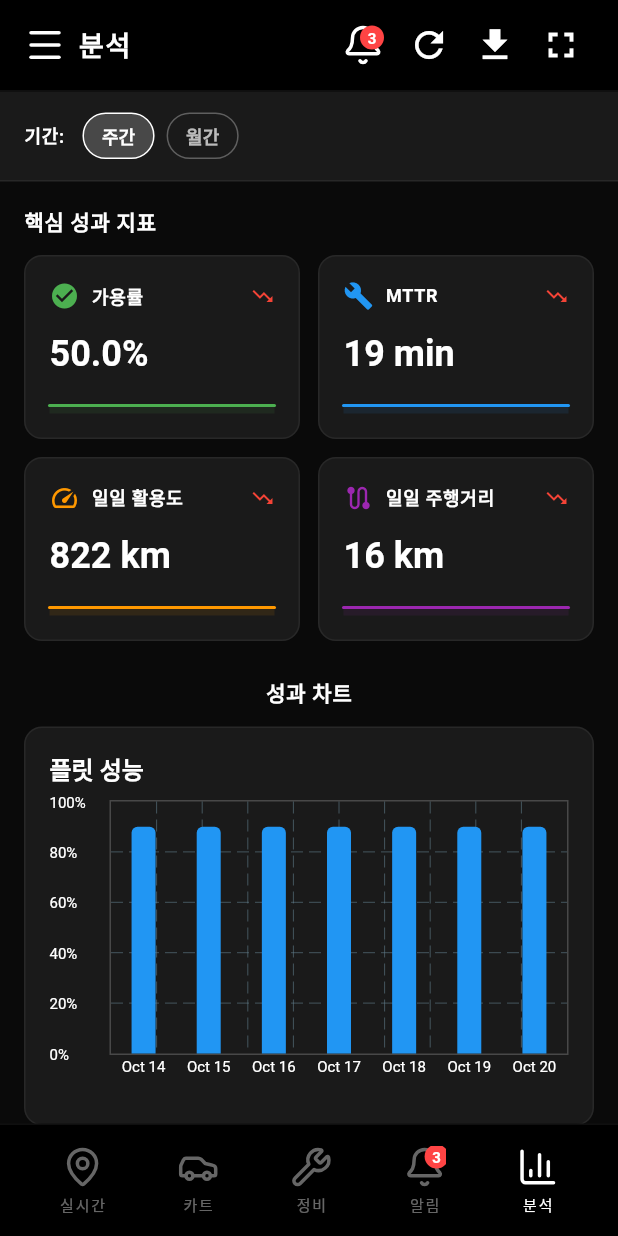
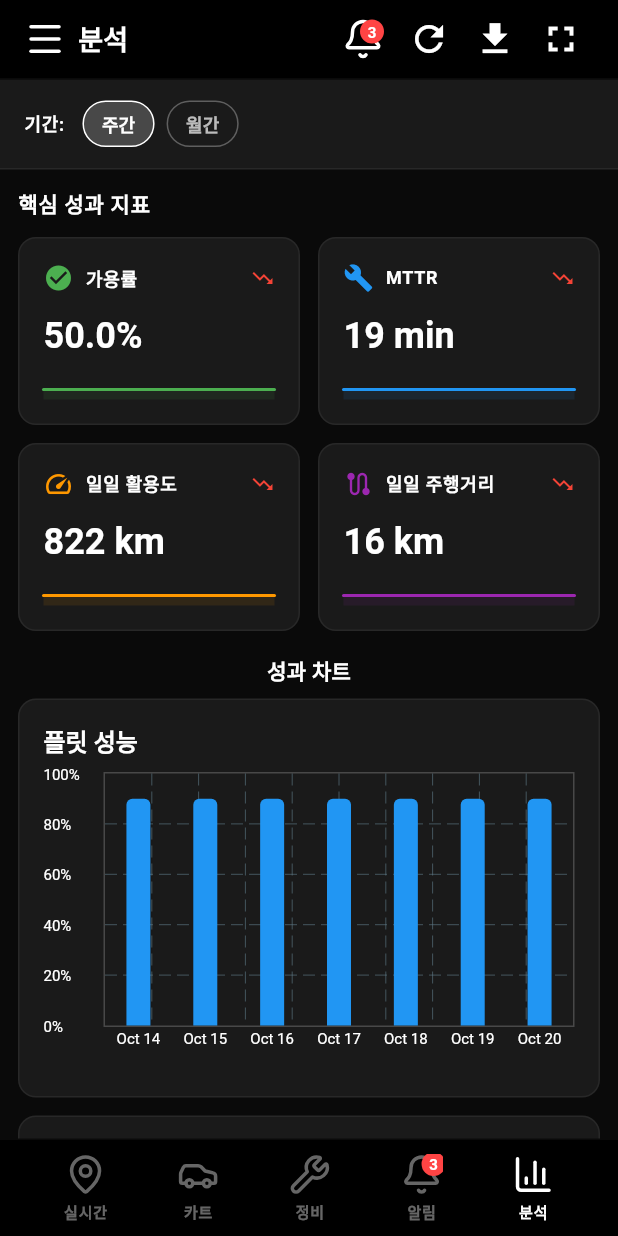
Before and after one commit to viakisun/aprofleet_manager_app, a Flutter app: the AnalyticsDashboard screen opened by its route, on a phone screen of 412 x 824 dp. Run offline on Flutter 3.47's test engine with Material 3 defaults, Android fonts, the phone set to English and light mode, and no system bars; drawn by our look-alikes of fl_chart; our stand-ins replace flutter_riverpod, freezed_annotation, go_router, google_maps_flutter, image_picker, latlong2 and 5 more; missing offline and left inert: mobile_scanner; accounts and stored records are empty; generated files the repository leaves out were written again; statements that could not run were skipped; project files that could hold a hidden picture were left out.

Commit message:
feat: implement monochrome design system redesign
- Update design tokens with sharper corners and tighter spacing
- Refine app theme with bolder typography and minimal borders
- Update core components (cards, buttons, status indicators)
- Apply monochrome styling to navigation and app bar
- Update live map view with compact card overlays
- Refine analytics dashboard with tighter KPI cards
- Update alert management with compact card layouts
- Document new design principles in design-tokens.md

Design changes:
- Border radius: 8-12px → 4-8px (sharper corners)
- Letter spacing: 0.5-1.2 → 0-0.5 (tighter tracking)
- Border alpha: 0.06-0.12 → 0.04-0.08 (more subtle)
- Padding: 16-24px → 12-16px (tighter spacing)
- Font weights: semibold → bold (stronger hierarchy)
- Shadows: reduced blur and offset (minimal elevation)

```diff
--- a/lib/core/theme/design_tokens.dart
+++ b/lib/core/theme/design_tokens.dart
@@ -22,10 +22,10 @@ class DesignTokens {
   /// Quaternary background color - Slightly lighter for elevated surfaces
   static const Color bgQuaternary = Color(0xFF2A2A2A);
 
-  // Border Colors
-  static Color borderPrimary = Colors.white.withValues(alpha: 0.06);
-  static Color borderSecondary = Colors.white.withValues(alpha: 0.12);
-  static Color borderTertiary = Colors.white.withValues(alpha: 0.20);
+  // Border Colors - More subtle for monochrome design
+  static Color borderPrimary = Colors.white.withValues(alpha: 0.04);
+  static Color borderSecondary = Colors.white.withValues(alpha: 0.08);
+  static Color borderTertiary = Colors.white.withValues(alpha: 0.12);
 
   // Text Colors
   static const Color textPrimary = Color(0xFFFFFFFF);
@@ -126,12 +126,13 @@ class DesignTokens {
   // BORDER RADIUS
   // ============================================================================
 
-  static const double radiusXs = 4.0;
-  static const double radiusSm = 8.0;
-  static const double radiusMd = 12.0;
-  static const double radiusLg = 16.0;
-  static const double radiusXl = 24.0;
-  static const double radius2xl = 32.0;
+  // Border Radius - Sharper corners for monochrome design
+  static const double radiusXs = 2.0;
+  static const double radiusSm = 4.0;
+  static const double radiusMd = 6.0;
+  static const double radiusLg = 8.0;
+  static const double radiusXl = 12.0;
+  static const double radius2xl = 16.0;
 
   // ============================================================================
   // TYPOGRAPHY
@@ -161,10 +162,10 @@ class DesignTokens {
   static const double lineHeightNormal = 1.4;
   static const double lineHeightRelaxed = 1.6;
 
-  // Letter Spacing
-  static const double letterSpacingTight = 0.5;
-  static const double letterSpacingNormal = 1.0;
-  static const double letterSpacingWide = 1.2;
+  // Letter Spacing - Tighter tracking for professional look
+  static const double letterSpacingTight = 0.0;
+  static const double letterSpacingNormal = 0.2;
+  static const double letterSpacingWide = 0.5;
 
   // ============================================================================
   // ELEVATION & SHADOWS
@@ -279,7 +280,7 @@ class DesignTokens {
     );
   }
 
-  /// Get card decoration
+  /// Get card decoration with minimal styling
   static BoxDecoration getCardDecoration({
     Color? backgroundColor,
     double? borderRadius,
@@ -288,15 +289,16 @@ class DesignTokens {
   }) {
     return BoxDecoration(
       color: backgroundColor ?? bgTertiary,
-      borderRadius: BorderRadius.circular(borderRadius ?? radiusMd),
+      borderRadius: BorderRadius.circular(borderRadius ?? radiusLg),
       border: Border.all(
         color: borderColor ?? borderPrimary,
         width: 1.0,
       ),
+      // Minimal shadows - prefer flat design
       boxShadow: elevation != null && elevation > 0
           ? [
               BoxShadow(
-                color: Colors.black.withValues(alpha: 0.1),
+                color: Colors.black.withValues(alpha: 0.05),
                 blurRadius: elevation,
                 offset: Offset(0, elevation / 2),
               ),
@@ -338,4 +340,30 @@ class DesignTokens {
       ),
     );
   }
+
+  /// Get icon background square decoration (CraneEyes style)
+  static BoxDecoration getIconBackgroundDecoration({
+    double? size,
+    Color? backgroundColor,
+  }) {
+    return BoxDecoration(
+      color: backgroundColor ?? bgPrimary,
+      borderRadius: BorderRadius.circular(radiusXs),
+    );
+  }
+
+  /// Get button decoration with minimal styling
+  static BoxDecoration getButtonDecoration({
+    Color? backgroundColor,
+    double? borderRadius,
+    Color? borderColor,
+  }) {
+    return BoxDecoration(
+      color: backgroundColor ?? bgPrimary,
+      borderRadius: BorderRadius.circular(borderRadius ?? radiusMd),
+      border: borderColor != null
+          ? Border.all(color: borderColor, width: 1.0)
+          : null,
+    );
+  }
 }
--- a/lib/core/widgets/navigation_bar.dart
+++ b/lib/core/widgets/navigation_bar.dart
@@ -16,12 +16,12 @@ class AppNavigationBar extends ConsumerWidget {
     final currentLocation = GoRouterState.of(context).uri.path;
 
     return Container(
-      height: 75,
+      height: 65, // More compact height
       decoration: BoxDecoration(
         color: DesignTokens.bgPrimary,
         border: Border(
           top: BorderSide(
-            color: DesignTokens.borderPrimary,
+            color: DesignTokens.borderPrimary, // Already updated to be more subtle
             width: 1,
           ),
         ),
@@ -95,8 +95,8 @@ class AppNavigationBar extends ConsumerWidget {
       child: AnimatedContainer(
         duration: DesignTokens.animationFast,
         padding: const EdgeInsets.symmetric(
-          horizontal: DesignTokens.spacingSm,
-          vertical: DesignTokens.spacingSm,
+          horizontal: DesignTokens.spacingXs, // Tighter padding
+          vertical: DesignTokens.spacingXs,
         ),
         child: Column(
           mainAxisSize: MainAxisSize.min,
@@ -144,7 +144,7 @@ class AppNavigationBar extends ConsumerWidget {
               label,
               style: DesignTokens.getUppercaseLabelStyle(
                 fontSize: DesignTokens.fontSizeXs,
-                fontWeight: DesignTokens.fontWeightMedium,
+                fontWeight: DesignTokens.fontWeightBold, // Bolder for hierarchy
                 color: isActive
                     ? DesignTokens.textPrimary
                     : DesignTokens.textTertiary,
--- a/lib/core/widgets/professional_app_bar.dart
+++ b/lib/core/widgets/professional_app_bar.dart
@@ -41,7 +41,7 @@ class ProfessionalAppBar extends StatelessWidget
         color: backgroundColor ?? DesignTokens.bgPrimary,
         border: Border(
           bottom: BorderSide(
-            color: DesignTokens.borderPrimary,
+            color: DesignTokens.borderPrimary, // Already updated to be more subtle
             width: 1.0,
           ),
         ),
@@ -50,7 +50,7 @@ class ProfessionalAppBar extends StatelessWidget
         child: Padding(
           padding: const EdgeInsets.symmetric(
             horizontal: DesignTokens.spacingMd,
-            vertical: DesignTokens.spacingSm,
+            vertical: DesignTokens.spacingXs, // Tighter vertical padding
           ),
           child: Row(
             children: [
@@ -74,7 +74,7 @@ class ProfessionalAppBar extends StatelessWidget
                       fontSize: DesignTokens.fontSizeXl,
                       fontWeight: DesignTokens.fontWeightBold,
                       color: foregroundColor ?? DesignTokens.textPrimary,
-                      letterSpacing: DesignTokens.letterSpacingWide,
+                      letterSpacing: DesignTokens.letterSpacingNormal, // Tighter tracking
                     ),
                     textAlign: TextAlign.left,
                   ),
--- a/lib/features/analytics_reporting/pages/analytics_dashboard.dart
+++ b/lib/features/analytics_reporting/pages/analytics_dashboard.dart
@@ -7,6 +7,7 @@ import '../../../core/services/providers.dart';
 import '../../../core/localization/app_localizations.dart';
 import '../../../core/widgets/professional_app_bar.dart';
 import '../../../core/widgets/hamburger_menu.dart';
+import '../../../core/theme/design_tokens.dart';
 import '../controllers/analytics_controller.dart';
 import '../widgets/export_modal.dart';
 import '../widgets/sections/kpi_cards_section.dart';
@@ -73,43 +74,43 @@ class _AnalyticsDashboardState extends ConsumerState<AnalyticsDashboard> {
           Expanded(
             child: analyticsState.kpis.when(
               data: (kpis) => SingleChildScrollView(
-                padding: const EdgeInsets.all(16),
+                padding: const EdgeInsets.all(12), // Tighter padding
                 child: Column(
                   children: [
                     KpiCardsSection(
                       kpis: kpis,
                       controller: analyticsController,
                     ),
-                    const SizedBox(height: 24),
+                    const SizedBox(height: 16), // Tighter spacing
 
                     // Charts Section
                     Text(
                       localizations.analyticsChartsTitle,
                       style: const TextStyle(
                         fontSize: 14,
-                        fontWeight: FontWeight.w600,
+                        fontWeight: FontWeight.w700, // Bolder for hierarchy
                         color: Colors.white,
-                        letterSpacing: 0.5,
+                        letterSpacing: DesignTokens.letterSpacingNormal, // Tighter tracking
                       ),
                     ),
-                    const SizedBox(height: 12),
+                    const SizedBox(height: 8), // Tighter spacing
 
                     FleetPerformanceSection(
                       controller: analyticsController,
                       range: _selectedRange,
                     ),
-                    const SizedBox(height: 16),
+                    const SizedBox(height: 12), // Tighter spacing
 
                     BatteryHealthSection(
                       controller: analyticsController,
                       range: _selectedRange,
                     ),
-                    const SizedBox(height: 16),
+                    const SizedBox(height: 12), // Tighter spacing
 
                     MaintenanceDistributionSection(
                       controller: analyticsController,
                     ),
-                    const SizedBox(height: 16),
+                    const SizedBox(height: 12), // Tighter spacing
 
                     CostAnalysisSection(
                       controller: analyticsController,
```
Also changed, not shown: lib/core/widgets/common/buttons/primary_button.dart (+9 -9 lines), lib/core/widgets/common/buttons/secondary_button.dart (+9 -9 lines), lib/core/widgets/common/cards/base_card.dart (+11 -9 lines), lib/core/widgets/common/status/status_indicator.dart (+5 -5 lines), lib/core/widgets/hamburger_menu.dart (+16 -14 lines), lib/core/widgets/status_bar.dart (+17 -16 lines), lib/features/alert_management/widgets/alert_card.dart (+14 -13 lines), lib/features/realtime_monitoring/pages/live_map_view.dart (+23 -19 lines), lib/theme/app_theme.dart (+36 -36 lines), 1 other file.
